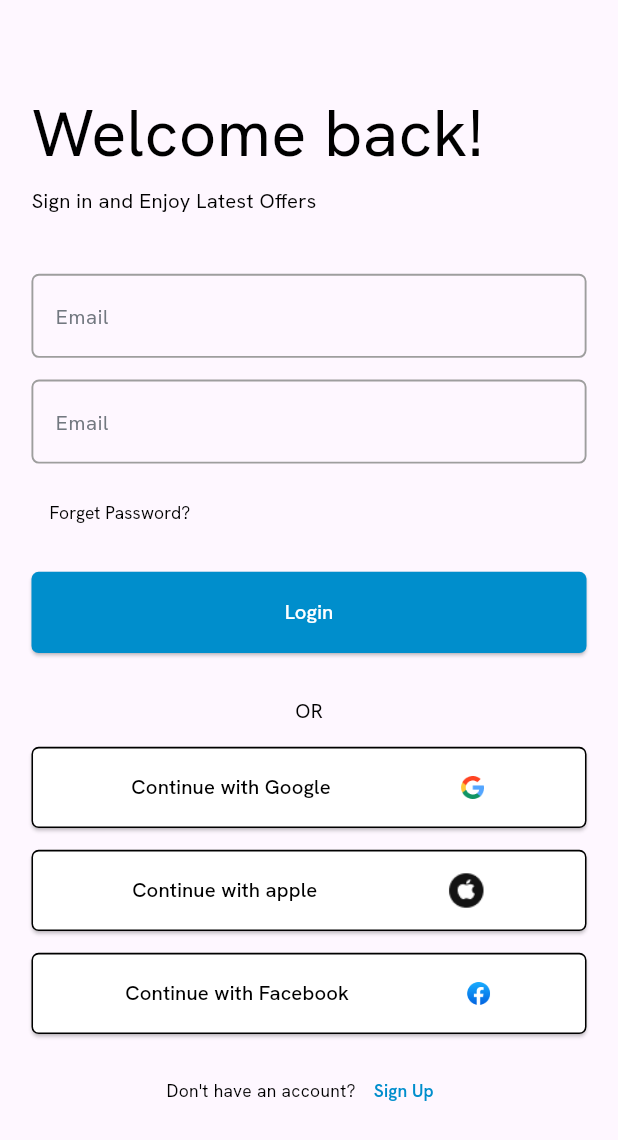
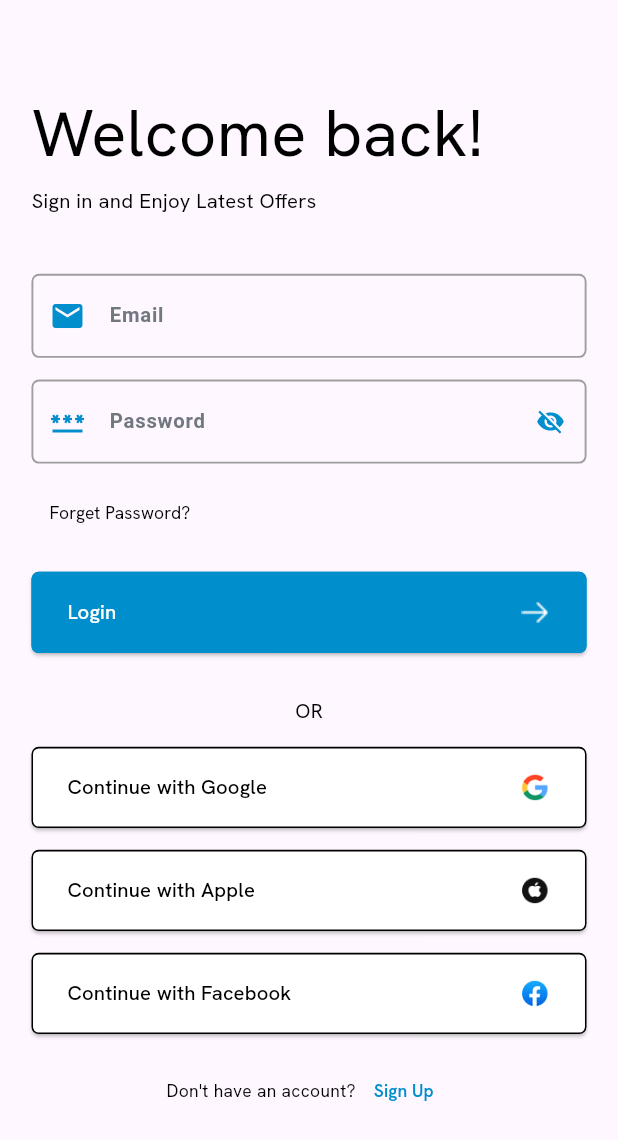
Before and after one commit to Ahmed-Ekramy/Ultra-Ecommerce-, a Flutter app: the screen it shows after launch, on a phone screen of 412 x 824 dp. Shown: the top 1140 px of the screen. Run offline on Flutter 3.47's test engine with Material 3 defaults, Android fonts, the light colour scheme and no system bars; our stand-ins replace flutter_screenutil, google_fonts.

Commit message:
refactor login ui

```diff
--- a/lib/core/thiming/images.dart
+++ b/lib/core/theming/images.dart
@@ -4,4 +4,5 @@ class AppImages{
   static String apple = "assets/images/apple.png";
   static String google = "assets/images/google.png";
   static String facebook = "assets/images/Facebook.png";
+  static String arrow = "assets/images/arrow.png";
 }
--- a/lib/core/thiming/string.dart
+++ b/lib/core/theming/string.dart
@@ -1,7 +1,7 @@
 import 'package:flutter/material.dart';
 import 'package:flutter_screenutil/flutter_screenutil.dart';
 import 'package:google_fonts/google_fonts.dart';
-import 'package:ultra/core/thiming/colors.dart';
+import 'package:ultra/core/theming/colors.dart';
 
 class CustomTextStyles{
 
--- /dev/null
+++ b/lib/core/widget/custom_elevated_button.dart
@@ -0,0 +1,58 @@
+import 'package:flutter/material.dart';
+import 'package:flutter_screenutil/flutter_screenutil.dart';
+import '../theming/colors.dart';
+import '../theming/images.dart';
+import '../theming/string.dart';
+
+class CustomElevationButton extends StatelessWidget {
+  const CustomElevationButton({
+    this.buttonName,
+    this.backgroundButtonColor,
+    this.image,
+    this.borderColor,
+    this.textColor,
+    super.key,
+  });
+
+  final String? buttonName;
+  final Color? backgroundButtonColor;
+  final String? image;
+  final Color? borderColor;
+  final Color? textColor;
+
+  @override
+  Widget build(BuildContext context) {
+    return SizedBox(
+      width: double.infinity,
+      height: 56.h,
+      child: ElevatedButton(
+          style: ButtonStyle(
+            backgroundColor: MaterialStateProperty.all(
+              backgroundButtonColor ?? AppColors.primaryColor,
+            ),
+            shape: MaterialStateProperty.all<RoundedRectangleBorder>(
+              RoundedRectangleBorder(
+                side: BorderSide(
+                    color: borderColor ?? AppColors.primaryColor, width: 1.w),
+                borderRadius: BorderRadius.circular(5.r),
+              ),
+            ),
+          ),
+          onPressed: () {},
+          child: Row(
+            mainAxisAlignment: MainAxisAlignment.spaceBetween,
+            children: [
+              Text(
+                buttonName ?? "",
+                style: CustomTextStyles.hankenW500S14White.copyWith(color: textColor ?? AppColors.whiteColor),
+              ),
+              Image.asset(
+                image ?? AppImages.arrow,
+                height: 20.h,
+                width: 20.w,
+              ),
+            ],
+          )),
+    );
+  }
+}
--- /dev/null
+++ b/lib/core/widget/custom_text_form_field.dart
@@ -0,0 +1,35 @@
+import 'package:flutter/material.dart';
+import 'package:flutter_screenutil/flutter_screenutil.dart';
+import '../theming/colors.dart';
+import '../theming/string.dart';
+
+class CustomTextFormField extends StatelessWidget {
+   CustomTextFormField({this.hintText, super.key, this.prefixIcon, this.suffixIcon,this.keyboardType});
+  final String? hintText;
+  final IconData? prefixIcon;
+  final IconData? suffixIcon;
+  final TextInputType? keyboardType;
+
+
+  @override
+  Widget build(BuildContext context) {
+    return TextFormField(
+      keyboardType: keyboardType,
+      decoration: InputDecoration(
+          hintText: hintText,
+          labelText: hintText,
+          labelStyle: TextStyle(color: AppColors.darkGreyColor, fontSize: 14.sp,fontWeight: FontWeight.w600),
+          prefixIcon: Icon(prefixIcon, color: AppColors.primaryColor,),
+          suffixIcon: Icon(suffixIcon, color: AppColors.primaryColor, size: 20.h,),
+          hintStyle: CustomTextStyles.hankenW400S14GrayDark,
+          enabledBorder: OutlineInputBorder(
+            borderRadius: BorderRadius.circular(5),
+            borderSide: BorderSide(color: Colors.grey, width: 1.2.w),
+          ),
+          focusedBorder: OutlineInputBorder(
+            borderRadius: BorderRadius.circular(5),
+            borderSide: BorderSide(color: AppColors.primaryColor, width: 1.2.w),
+          )),
+    );
+  }
+}
--- a/lib/core/wigdet/custom_text_form_field.dart
+++ /dev/null
@@ -1,28 +0,0 @@
-import 'package:flutter/material.dart';
-import 'package:flutter_screenutil/flutter_screenutil.dart';
-import '../thiming/colors.dart';
-import '../thiming/string.dart';
-
-class CustomTextFormField extends StatelessWidget {
-  const CustomTextFormField({
-    super.key,
-  });
-
-  @override
-  Widget build(BuildContext context) {
-    return TextFormField(
-      decoration: InputDecoration(
-          hintText: "Email",
-          hintStyle: CustomTextStyles.hankenW400S14GrayDark,
-          enabledBorder: OutlineInputBorder(
-            borderRadius: BorderRadius.circular(5),
-            borderSide:  BorderSide(color: Colors.grey,width: 1.2.w),
-          ),
-          focusedBorder: OutlineInputBorder(
-            borderRadius: BorderRadius.circular(5),
-            borderSide: BorderSide(color: AppColors.primaryColor,width: 1.2.w),
-          )
-      ),
-    );
-  }
-}
--- a/lib/feature/login/presentation/pages/login_view.dart
+++ b/lib/feature/login/presentation/pages/login_view.dart
@@ -1,10 +1,9 @@
 import 'package:flutter/material.dart';
 import 'package:flutter_screenutil/flutter_screenutil.dart';
-import 'package:ultra/core/thiming/images.dart';
-
-import '../../../../core/thiming/colors.dart';
-import '../../../../core/thiming/string.dart';
-import '../../../../core/wigdet/custom_text_form_field.dart';
+import 'package:ultra/core/theming/images.dart';
+import '../../../../core/theming/string.dart';
+import '../../../../core/widget/custom_elevated_button.dart';
+import '../../../../core/widget/custom_text_form_field.dart';
 
 class LoginView extends StatelessWidget {
   const LoginView({super.key});
@@ -14,9 +13,11 @@ class LoginView extends StatelessWidget {
     return SafeArea(
         child: Scaffold(
       body: SingleChildScrollView(
+        keyboardDismissBehavior: ScrollViewKeyboardDismissBehavior.onDrag,
         child: Padding(
           padding: EdgeInsets.only(top: 60.0.h, right: 20.w, left: 20.w),
-          child: Column(crossAxisAlignment: CrossAxisAlignment.start, children: [
+          child:
+              Column(crossAxisAlignment: CrossAxisAlignment.start, children: [
             Text(
               "Welcome back!",
               style: CustomTextStyles.hankenW400S45Black,
@@ -31,11 +32,20 @@ class LoginView extends StatelessWidget {
             SizedBox(
               height: 40.h,
             ),
-            const CustomTextFormField(),
+            CustomTextFormField(
+              keyboardType: TextInputType.emailAddress,
+              hintText: "Email",
+              prefixIcon: Icons.email,
+            ),
             SizedBox(
               height: 15.h,
             ),
-            const CustomTextFormField(),
+            CustomTextFormField(
+              keyboardType: TextInputType.visiblePassword,
+              hintText: "Password",
+              prefixIcon: Icons.password,
+              suffixIcon: Icons.visibility_off,
+            ),
             SizedBox(
               height: 10.h,
             ),
@@ -48,126 +58,43 @@ class LoginView extends StatelessWidget {
             SizedBox(
               height: 15.h,
             ),
-            SizedBox(
-              width: double.infinity,
-              height: 56.h,
-              child: ElevatedButton(
-                  style: ButtonStyle(
-
-                    backgroundColor: MaterialStateProperty.all(
-                      AppColors.primaryColor,
-                    ),
-                    shape: MaterialStateProperty.all<RoundedRectangleBorder>(
-                      RoundedRectangleBorder(
-                        borderRadius: BorderRadius.circular(5.r),
-                      ),
-                    ),
-                  ),
-                  onPressed: () {},
-                  child: Text(
-                    "Login",
-                    style: CustomTextStyles.hankenW500S14White,
-                  )),
+            const CustomElevationButton(
+              buttonName: "Login",
             ),
             SizedBox(
               height: 30.h,
             ),
-            Center(child: Text("OR", style: CustomTextStyles.hankenW400S14Black)),
+            Center(
+                child: Text("OR", style: CustomTextStyles.hankenW400S14Black)),
             SizedBox(
               height: 15.h,
             ),
-            SizedBox(
-              width: double.infinity,
-              height: 56.h,
-              child: ElevatedButton(
-                  style: ButtonStyle(
-                    backgroundColor: MaterialStateProperty.all(
-                      AppColors.whiteColor,
-                    ),
-                    shape: MaterialStateProperty.all<RoundedRectangleBorder>(
-                      RoundedRectangleBorder(
-                        side: BorderSide(color: AppColors.blackColor, width: 1.w),
-                        borderRadius: BorderRadius.circular(5.r),
-                      ),
-                    ),
-                  ),
-                  onPressed: () {},
-                  child: Row(
-                    mainAxisAlignment: MainAxisAlignment.spaceAround,
-                    children: [
-                      Text("Continue with Google",
-                          style: CustomTextStyles.hankenW500S14Black),
-                      Image.asset(
-                        AppImages.google,
-                        height: 18.h,
-                        width: 18.w,
-                      ),
-                    ],
-                  )),
+            CustomElevationButton(
+              buttonName: "Continue with Google",
+              image: AppImages.google,
+              backgroundButtonColor: Colors.white,
+              borderColor: Colors.black,
+              textColor: Colors.black,
             ),
             SizedBox(
               height: 15.h,
             ),
-            SizedBox(
-              width: double.infinity,
-              height: 56.h,
-              child: ElevatedButton(
-                  style: ButtonStyle(
-                    backgroundColor: MaterialStateProperty.all(
-                      AppColors.whiteColor,
-                    ),
-                    shape: MaterialStateProperty.all<RoundedRectangleBorder>(
-                      RoundedRectangleBorder(
-                        side: BorderSide(color: AppColors.blackColor, width: 1.w),
-                        borderRadius: BorderRadius.circular(5.r),
-                      ),
-                    ),
-                  ),
-                  onPressed: () {},
-                  child: Row(
-                    mainAxisAlignment: MainAxisAlignment.spaceAround,
-                    children: [
-                      Text("Continue with apple",
-                          style: CustomTextStyles.hankenW500S14Black),
-                      Image.asset(
-                        AppImages.apple,
-                        height: 30.h,
-                        width: 25.w,
-                      ),
-                    ],
-                  )),
+            CustomElevationButton(
+              buttonName: "Continue with Apple",
+              image: AppImages.apple,
+              backgroundButtonColor: Colors.white,
+              borderColor: Colors.black,
+              textColor: Colors.black,
             ),
             SizedBox(
               height: 15.h,
             ),
-            SizedBox(
-              width: double.infinity,
-              height: 56.h,
-              child: ElevatedButton(
-                  style: ButtonStyle(
-                    backgroundColor: MaterialStateProperty.all(
-                      AppColors.whiteColor,
-                    ),
-                    shape: MaterialStateProperty.all<RoundedRectangleBorder>(
-                      RoundedRectangleBorder(
-                        side: BorderSide(color: AppColors.blackColor, width: 1.w),
-                        borderRadius: BorderRadius.circular(5.r),
-                      ),
-                    ),
-                  ),
-                  onPressed: () {},
-                  child: Row(
-                    mainAxisAlignment: MainAxisAlignment.spaceAround,
-                    children: [
-                      Text("Continue with Facebook",
-                          style: CustomTextStyles.hankenW500S14Black),
-                      Image.asset(
-                        AppImages.facebook,
-                        height: 18.h,
-                        width: 18.w,
-                      ),
-                    ],
-                  )),
+            CustomElevationButton(
+              buttonName: "Continue with Facebook",
+              image: AppImages.facebook,
+              backgroundButtonColor: Colors.white,
+              borderColor: Colors.black,
+              textColor: Colors.black,
             ),
             SizedBox(
               height: 15.h,
```
Also changed, not shown: assets/images/arrow.png (added), lib/core/theming/colors.dart (renamed from lib/core/thiming/colors.dart).
